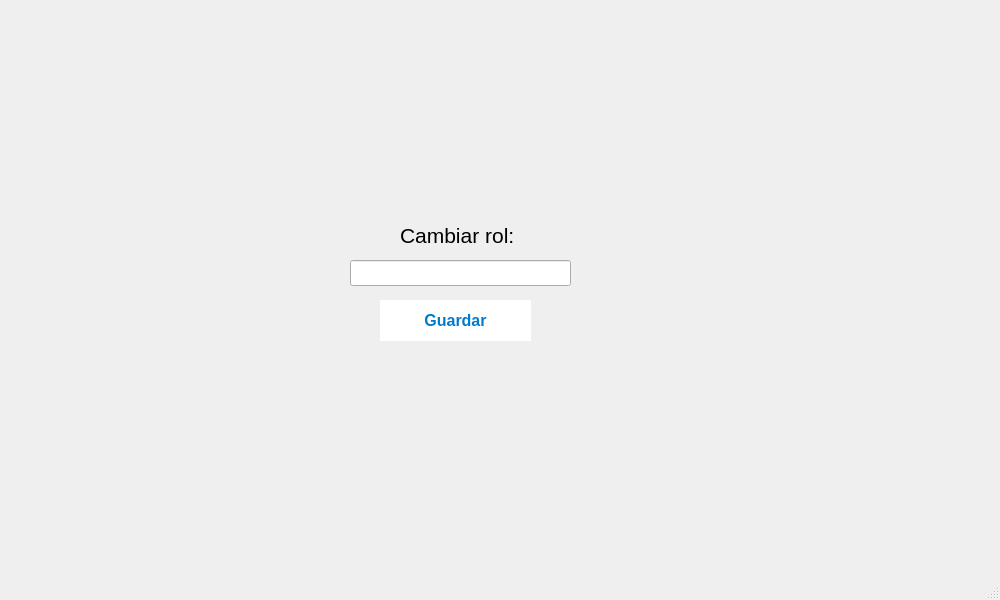
The window that PI-Edificio/modifyuser.ui (QuiannZo/Intelligent_Building) describes before a commit, drawn with Qt 5.
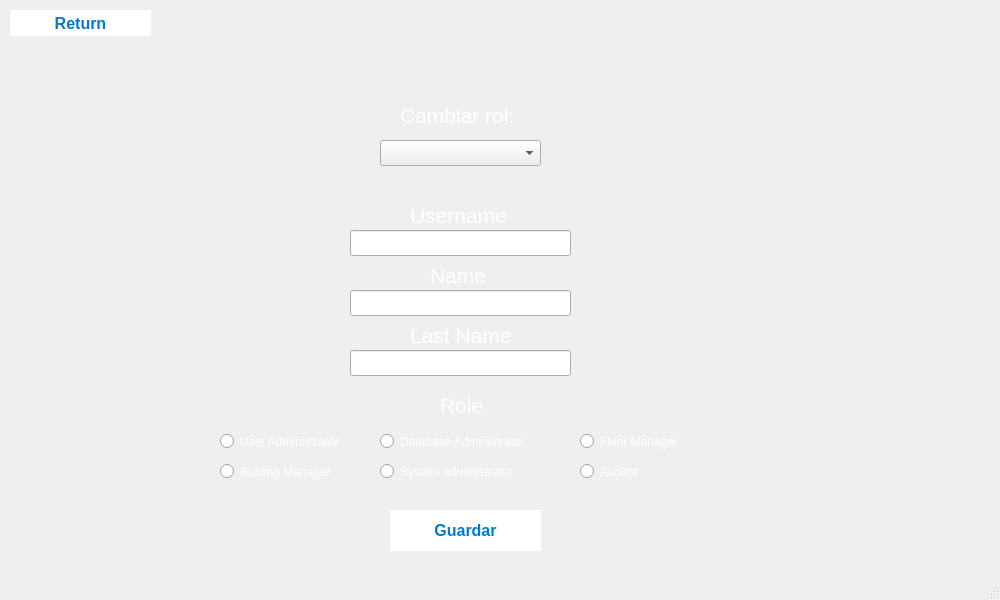
The same window after the commit.

Commit message: User interface modifies.+d

What changed in the file:
```diff
--- a/PI-Edificio/modifyuser.ui
+++ b/PI-Edificio/modifyuser.ui
@@ -17,10 +17,10 @@
    <widget class="QWidget" name="widgetUser" native="true">
     <property name="geometry">
      <rect>
-      <x>370</x>
-      <y>50</y>
-      <width>171</width>
-      <height>151</height>
+      <x>420</x>
+      <y>20</y>
+      <width>81</width>
+      <height>71</height>
      </rect>
     </property>
    </widget>
@@ -28,35 +28,53 @@
     <property name="geometry">
      <rect>
       <x>400</x>
-      <y>220</y>
+      <y>100</y>
       <width>121</width>
       <height>31</height>
      </rect>
     </property>
+    <property name="palette">
+     <palette>
+      <active>
+       <colorrole role="WindowText">
+        <brush brushstyle="SolidPattern">
+         <color alpha="255">
+          <red>255</red>
+          <green>255</green>
+          <blue>255</blue>
+         </color>
+        </brush>
+       </colorrole>
+      </active>
+      <inactive>
+       <colorrole role="WindowText">
+        <brush brushstyle="SolidPattern">
+         <color alpha="255">
+          <red>255</red>
+          <green>255</green>
+          <blue>255</blue>
+         </color>
+        </brush>
+       </colorrole>
+      </inactive>
+      <disabled/>
+     </palette>
+    </property>
     <property name="font">
      <font>
       <pointsize>16</pointsize>
+      <bold>false</bold>
      </font>
     </property>
     <property name="text">
      <string>Cambiar rol:</string>
     </property>
    </widget>
-   <widget class="QLineEdit" name="lineEdit_2">
-    <property name="geometry">
-     <rect>
-      <x>350</x>
-      <y>260</y>
-      <width>221</width>
-      <height>26</height>
-     </rect>
-    </property>
-   </widget>
    <widget class="QPushButton" name="pushButton1">
     <property name="geometry">
      <rect>
-      <x>380</x>
-      <y>300</y>
+      <x>390</x>
+      <y>510</y>
       <width>151</width>
       <height>41</height>
      </rect>
@@ -87,6 +105,535 @@
      <string>Guardar</string>
     </property>
    </widget>
+   <widget class="QPushButton" name="pushButton1_2">
+    <property name="geometry">
+     <rect>
+      <x>10</x>
+      <y>10</y>
+      <width>141</width>
+      <height>26</height>
+     </rect>
+    </property>
+    <property name="font">
+     <font>
+      <pointsize>-1</pointsize>
+      <bold>true</bold>
+     </font>
+    </property>
+    <property name="styleSheet">
+     <string notr="true">    QPushButton {
+        background-color: white;
+        color: #007ACC; /* Text color */
+        border-radius: 25px; /* Rounded corners */
+        font-weight: bold;
+        font-size: 16px;
+    }
+    QPushButton:hover {
+        background-color: #E0E0E0; /* Hover effect */
+        box-shadow: 0px 4px 8px rgba(0, 0, 0, 0.2);
+    }
+    QPushButton:pressed {
+        background-color: #B0B0B0; /* Click effect */
+    }</string>
+    </property>
+    <property name="text">
+     <string>Return</string>
+    </property>
+   </widget>
+   <widget class="QComboBox" name="comboBox">
+    <property name="geometry">
+     <rect>
+      <x>380</x>
+      <y>140</y>
+      <width>161</width>
+      <height>26</height>
+     </rect>
+    </property>
+   </widget>
+   <widget class="QRadioButton" name="buildingMng">
+    <property name="geometry">
+     <rect>
+      <x>220</x>
+      <y>460</y>
+      <width>131</width>
+      <height>23</height>
+     </rect>
+    </property>
+    <property name="palette">
+     <palette>
+      <active>
+       <colorrole role="WindowText">
+        <brush brushstyle="SolidPattern">
+         <color alpha="255">
+          <red>255</red>
+          <green>255</green>
+          <blue>255</blue>
+         </color>
+        </brush>
+       </colorrole>
+      </active>
+      <inactive>
+       <colorrole role="WindowText">
+        <brush brushstyle="SolidPattern">
+         <color alpha="255">
+          <red>255</red>
+          <green>255</green>
+          <blue>255</blue>
+         </color>
+        </brush>
+       </colorrole>
+      </inactive>
+      <disabled/>
+     </palette>
+    </property>
+    <property name="font">
+     <font>
+      <bold>false</bold>
+     </font>
+    </property>
+    <property name="text">
+     <string>Bulding Manager</string>
+    </property>
+   </widget>
+   <widget class="QRadioButton" name="dbAdm">
+    <property name="geometry">
+     <rect>
+      <x>380</x>
+      <y>430</y>
+      <width>191</width>
+      <height>23</height>
+     </rect>
+    </property>
+    <property name="palette">
+     <palette>
+      <active>
+       <colorrole role="WindowText">
+        <brush brushstyle="SolidPattern">
+         <color alpha="255">
+          <red>255</red>
+          <green>255</green>
+          <blue>255</blue>
+         </color>
+        </brush>
+       </colorrole>
+      </active>
+      <inactive>
+       <colorrole role="WindowText">
+        <brush brushstyle="SolidPattern">
+         <color alpha="255">
+          <red>255</red>
+          <green>255</green>
+          <blue>255</blue>
+         </color>
+        </brush>
+       </colorrole>
+      </inactive>
+      <disabled/>
+     </palette>
+    </property>
+    <property name="font">
+     <font>
+      <bold>false</bold>
+     </font>
+    </property>
+    <property name="text">
+     <string>Database Administrator</string>
+    </property>
+   </widget>
+   <widget class="QRadioButton" name="Auditor">
+    <property name="geometry">
+     <rect>
+      <x>580</x>
+      <y>460</y>
+      <width>171</width>
+      <height>23</height>
+     </rect>
+    </property>
+    <property name="palette">
+     <palette>
+      <active>
+       <colorrole role="WindowText">
+        <brush brushstyle="SolidPattern">
+         <color alpha="255">
+          <red>255</red>
+          <green>255</green>
+          <blue>255</blue>
+         </color>
+        </brush>
+       </colorrole>
+      </active>
+      <inactive>
+       <colorrole role="WindowText">
+        <brush brushstyle="SolidPattern">
+         <color alpha="255">
+          <red>255</red>
+          <green>255</green>
+          <blue>255</blue>
+         </color>
+        </brush>
+       </colorrole>
+      </inactive>
+      <disabled/>
+     </palette>
+    </property>
+    <property name="font">
+     <font>
+      <bold>false</bold>
+     </font>
+    </property>
+    <property name="text">
+     <string>Auditor</string>
+    </property>
+   </widget>
+   <widget class="QRadioButton" name="floorMng">
+    <property name="geometry">
+     <rect>
+      <x>580</x>
+      <y>430</y>
+      <width>191</width>
+      <height>23</height>
+     </rect>
+    </property>
+    <property name="palette">
+     <palette>
+      <active>
+       <colorrole role="WindowText">
+        <brush brushstyle="SolidPattern">
+         <color alpha="255">
+          <red>255</red>
+          <green>255</green>
+          <blue>255</blue>
+         </color>
+        </brush>
+       </colorrole>
+      </active>
+      <inactive>
+       <colorrole role="WindowText">
+        <brush brushstyle="SolidPattern">
+         <color alpha="255">
+          <red>255</red>
+          <green>255</green>
+          <blue>255</blue>
+         </color>
+        </brush>
+       </colorrole>
+      </inactive>
+      <disabled/>
+     </palette>
+    </property>
+    <property name="font">
+     <font>
+      <bold>false</bold>
+     </font>
+    </property>
+    <property name="text">
+     <string>Floor Manager</string>
+    </property>
+   </widget>
+   <widget class="QRadioButton" name="systemAd">
+    <property name="geometry">
+     <rect>
+      <x>380</x>
+      <y>460</y>
+      <width>171</width>
+      <height>23</height>
+     </rect>
+    </property>
+    <property name="palette">
+     <palette>
+      <active>
+       <colorrole role="WindowText">
+        <brush brushstyle="SolidPattern">
+         <color alpha="255">
+          <red>255</red>
+          <green>255</green>
+          <blue>255</blue>
+         </color>
+        </brush>
+       </colorrole>
+      </active>
+      <inactive>
+       <colorrole role="WindowText">
+        <brush brushstyle="SolidPattern">
+         <color alpha="255">
+          <red>255</red>
+          <green>255</green>
+          <blue>255</blue>
+         </color>
+        </brush>
+       </colorrole>
+      </inactive>
+      <disabled/>
+     </palette>
+    </property>
+    <property name="font">
+     <font>
+      <bold>false</bold>
+     </font>
+    </property>
+    <property name="text">
+     <string>System administrator</string>
+    </property>
+   </widget>
+   <widget class="QRadioButton" name="userAd">
+    <property name="geometry">
+     <rect>
+      <x>220</x>
+      <y>430</y>
+      <width>161</width>
+      <height>23</height>
+     </rect>
+    </property>
+    <property name="palette">
+     <palette>
+      <active>
+       <colorrole role="WindowText">
+        <brush brushstyle="SolidPattern">
+         <color alpha="255">
+          <red>255</red>
+          <green>255</green>
+          <blue>255</blue>
+         </color>
+        </brush>
+       </colorrole>
+      </active>
+      <inactive>
+       <colorrole role="WindowText">
+        <brush brushstyle="SolidPattern">
+         <color alpha="255">
+          <red>255</red>
+          <green>255</green>
+          <blue>255</blue>
+         </color>
+        </brush>
+       </colorrole>
+      </inactive>
+      <disabled/>
+     </palette>
+    </property>
+    <property name="font">
+     <font>
+      <bold>false</bold>
+     </font>
+    </property>
+    <property name="text">
+     <string>User Administrator</string>
+    </property>
+   </widget>
+   <widget class="QLabel" name="role">
+    <property name="geometry">
+     <rect>
+      <x>440</x>
+      <y>390</y>
+      <width>51</width>
+      <height>31</height>
+     </rect>
+    </property>
+    <property name="palette">
+     <palette>
+      <active>
+       <colorrole role="WindowText">
+        <brush brushstyle="SolidPattern">
+         <color alpha="255">
+          <red>255</red>
+          <green>255</green>
+          <blue>255</blue>
+         </color>
+        </brush>
+       </colorrole>
+      </active>
+      <inactive>
+       <colorrole role="WindowText">
+        <brush brushstyle="SolidPattern">
+         <color alpha="255">
+          <red>255</red>
+          <green>255</green>
+          <blue>255</blue>
+         </color>
+        </brush>
+       </colorrole>
+      </inactive>
+      <disabled/>
+     </palette>
+    </property>
+    <property name="font">
+     <font>
+      <pointsize>16</pointsize>
+      <bold>false</bold>
+     </font>
+    </property>
+    <property name="text">
+     <string>Role</string>
+    </property>
+   </widget>
+   <widget class="QLabel" name="name">
+    <property name="geometry">
+     <rect>
+      <x>430</x>
+      <y>260</y>
+      <width>61</width>
+      <height>31</height>
+     </rect>
+    </property>
+    <property name="palette">
+     <palette>
+      <active>
+       <colorrole role="WindowText">
+        <brush brushstyle="SolidPattern">
+         <color alpha="255">
+          <red>255</red>
+          <green>255</green>
+          <blue>255</blue>
+         </color>
+        </brush>
+       </colorrole>
+      </active>
+      <inactive>
+       <colorrole role="WindowText">
+        <brush brushstyle="SolidPattern">
+         <color alpha="255">
+          <red>255</red>
+          <green>255</green>
+          <blue>255</blue>
+         </color>
+        </brush>
+       </colorrole>
+      </inactive>
+      <disabled/>
+     </palette>
+    </property>
+    <property name="font">
+     <font>
+      <pointsize>16</pointsize>
+      <bold>false</bold>
+     </font>
+    </property>
+    <property name="text">
+     <string>Name</string>
+    </property>
+   </widget>
+   <widget class="QLabel" name="lastName">
+    <property name="geometry">
+     <rect>
+      <x>410</x>
+      <y>320</y>
+      <width>101</width>
+      <height>31</height>
+     </rect>
+    </property>
+    <property name="palette">
+     <palette>
+      <active>
+       <colorrole role="WindowText">
+        <brush brushstyle="SolidPattern">
+         <color alpha="255">
+          <red>255</red>
+          <green>255</green>
+          <blue>255</blue>
+         </color>
+        </brush>
+       </colorrole>
+      </active>
+      <inactive>
+       <colorrole role="WindowText">
+        <brush brushstyle="SolidPattern">
+         <color alpha="255">
+          <red>255</red>
+          <green>255</green>
+          <blue>255</blue>
+         </color>
+        </brush>
+       </colorrole>
+      </inactive>
+      <disabled/>
+     </palette>
+    </property>
+    <property name="font">
+     <font>
+      <pointsize>16</pointsize>
+      <bold>false</bold>
+     </font>
+    </property>
+    <property name="text">
+     <string>Last Name</string>
+    </property>
+   </widget>
+   <widget class="QLabel" name="username">
+    <property name="geometry">
+     <rect>
+      <x>410</x>
+      <y>200</y>
+      <width>101</width>
+      <height>31</height>
+     </rect>
+    </property>
+    <property name="palette">
+     <palette>
+      <active>
+       <colorrole role="WindowText">
+        <brush brushstyle="SolidPattern">
+         <color alpha="255">
+          <red>255</red>
+          <green>255</green>
+          <blue>255</blue>
+         </color>
+        </brush>
+       </colorrole>
+      </active>
+      <inactive>
+       <colorrole role="WindowText">
+        <brush brushstyle="SolidPattern">
+         <color alpha="255">
+          <red>255</red>
+          <green>255</green>
+          <blue>255</blue>
+         </color>
+        </brush>
+       </colorrole>
+      </inactive>
+      <disabled/>
+     </palette>
+    </property>
+    <property name="font">
+     <font>
+      <pointsize>16</pointsize>
+      <bold>false</bold>
+     </font>
+    </property>
+    <property name="text">
+     <string>Username</string>
+    </property>
+   </widget>
+   <widget class="QLineEdit" name="lastNamelineEdit">
+    <property name="geometry">
+     <rect>
+      <x>350</x>
+      <y>350</y>
+      <width>221</width>
+      <height>26</height>
+     </rect>
+    </property>
+   </widget>
+   <widget class="QLineEdit" name="namelineEdit">
+    <property name="geometry">
+     <rect>
+      <x>350</x>
+      <y>290</y>
+      <width>221</width>
+      <height>26</height>
+     </rect>
+    </property>
+   </widget>
+   <widget class="QLineEdit" name="usernamelineEdit">
+    <property name="geometry">
+     <rect>
+      <x>350</x>
+      <y>230</y>
+      <width>221</width>
+      <height>26</height>
+     </rect>
+    </property>
+   </widget>
   </widget>
   <widget class="QMenuBar" name="menubar">
    <property name="geometry">
```
Left out of the diff: 2 changed lines with no effect on the pictures. The commit also changes 1011 other files.
